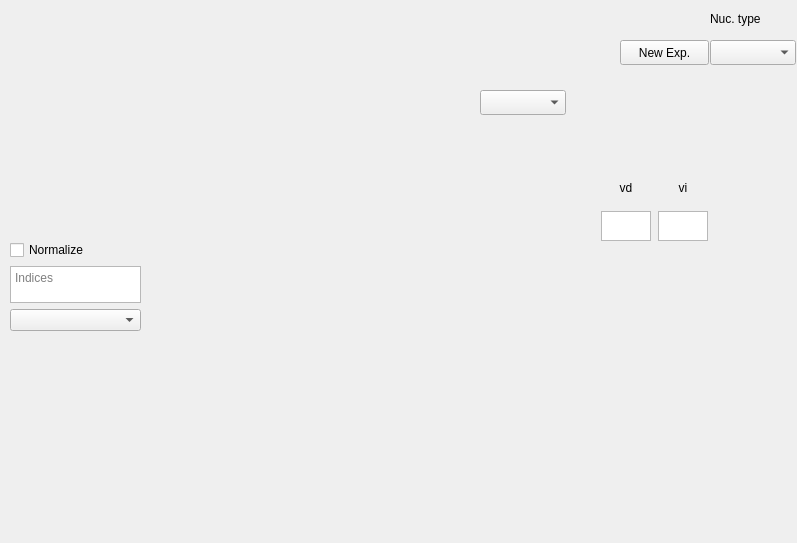
Old version of the form GUI/designer/sensitivity_widget.ui in the repository alsinmr/pyDR.
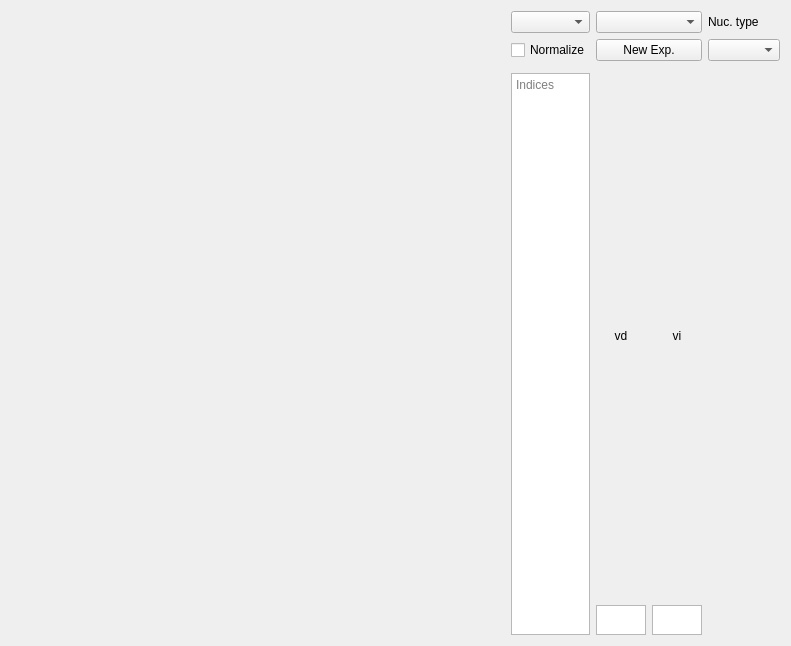
New version of the form.

Commit message: added some type hints and todos

```diff
--- a/GUI/designer/sensitivity_widget.ui
+++ b/GUI/designer/sensitivity_widget.ui
@@ -6,46 +6,38 @@
    <rect>
     <x>0</x>
     <y>0</y>
-    <width>797</width>
-    <height>543</height>
+    <width>730</width>
+    <height>646</height>
    </rect>
   </property>
   <property name="windowTitle">
    <string>Form</string>
   </property>
-  <widget class="QWidget" name="verticalLayoutWidget">
-   <property name="geometry">
-    <rect>
-     <x>0</x>
-     <y>2</y>
-     <width>401</width>
-     <height>231</height>
-    </rect>
-   </property>
-   <layout class="QVBoxLayout" name="layout_plot"/>
-  </widget>
-  <widget class="QComboBox" name="comboBox_exp_no">
-   <property name="geometry">
-    <rect>
-     <x>480</x>
-     <y>90</y>
-     <width>86</width>
-     <height>25</height>
-    </rect>
-   </property>
-   <property name="statusTip">
-    <string>select experiment with number ...</string>
-   </property>
-  </widget>
+  <layout class="QGridLayout" name="gridLayout_3">
+   <item row="0" column="0">
+    <layout class="QGridLayout" name="gridLayout_2">
+     <item row="0" column="0" rowspan="4">
+      <layout class="QVBoxLayout" name="layout_plot">
+       <property name="sizeConstraint">
+        <enum>QLayout::SetMaximumSize</enum>
+       </property>
+       <property name="leftMargin">
+        <number>500</number>
+       </property>
+       <property name="topMargin">
+        <number>0</number>
+       </property>
+      </layout>
+     </item>
+     <item row="0" column="3">
+      <widget class="QLabel" name="label">
+       <property name="text">
+        <string>Nuc. type</string>
+       </property>
+      </widget>
+     </item>
+     <item row="1" column="2">
   <widget class="QPushButton" name="pushButton_newExperiment">
-   <property name="geometry">
-    <rect>
-     <x>620</x>
-     <y>40</y>
-     <width>89</width>
-     <height>25</height>
-    </rect>
-   </property>
    <property name="statusTip">
     <string>Add a new experiment</string>
    </property>
@@ -53,15 +45,11 @@
     <string>New Exp.</string>
    </property>
   </widget>
-  <widget class="QWidget" name="gridLayoutWidget">
-   <property name="geometry">
-    <rect>
-     <x>600</x>
-     <y>170</y>
-     <width>111</width>
-     <height>71</height>
-    </rect>
-   </property>
+     </item>
+     <item row="1" column="3">
+      <widget class="QComboBox" name="comboBox_nuctype"/>
+     </item>
+     <item row="3" column="2">
    <layout class="QGridLayout" name="gridLayout">
     <item row="1" column="0">
      <widget class="QPlainTextEdit" name="plainTextEdit_vd">
@@ -116,41 +104,11 @@
      </widget>
     </item>
    </layout>
-  </widget>
-  <widget class="QComboBox" name="comboBox_nuctype">
-   <property name="geometry">
-    <rect>
-     <x>710</x>
-     <y>40</y>
-     <width>86</width>
-     <height>25</height>
-    </rect>
-   </property>
-  </widget>
-  <widget class="QLabel" name="label">
-   <property name="geometry">
-    <rect>
-     <x>710</x>
-     <y>10</y>
-     <width>67</width>
-     <height>17</height>
-    </rect>
-   </property>
-   <property name="text">
-    <string>Nuc. type</string>
-   </property>
-  </widget>
-  <widget class="QWidget" name="">
-   <property name="geometry">
-    <rect>
-     <x>10</x>
-     <y>240</y>
-     <width>131</width>
-     <height>91</height>
-    </rect>
-   </property>
-   <layout class="QVBoxLayout" name="verticalLayout">
-    <item>
+     </item>
+     <item row="4" column="0">
+      <layout class="QVBoxLayout" name="verticalLayout"/>
+     </item>
+     <item row="1" column="1">
      <widget class="QCheckBox" name="checkBox_normalize">
       <property name="statusTip">
        <string>Normalize sensitivities</string>
@@ -160,7 +118,21 @@
       </property>
      </widget>
     </item>
-    <item>
+     <item row="0" column="1">
+      <widget class="QComboBox" name="comboBox_exp_no">
+       <property name="statusTip">
+        <string>select experiment with number ...</string>
+       </property>
+      </widget>
+     </item>
+     <item row="0" column="2">
+      <widget class="QComboBox" name="comboBox_sel_dataset">
+       <property name="statusTip">
+        <string>Select sensitivity dataset</string>
+       </property>
+      </widget>
+     </item>
+     <item row="3" column="1">
      <widget class="QPlainTextEdit" name="plainTextEdit_index">
       <property name="toolTip">
        <string/>
@@ -173,15 +145,9 @@
       </property>
      </widget>
     </item>
-    <item>
-     <widget class="QComboBox" name="comboBox_sel_dataset">
-      <property name="statusTip">
-       <string>Select sensitivity dataset</string>
-      </property>
-     </widget>
-    </item>
-   </layout>
-  </widget>
+    </layout>
+   </item>
+  </layout>
  </widget>
  <resources/>
  <connections/>
```
Lines whose indentation alone changed are shown as unchanged. The commit also changes 22 other files.
